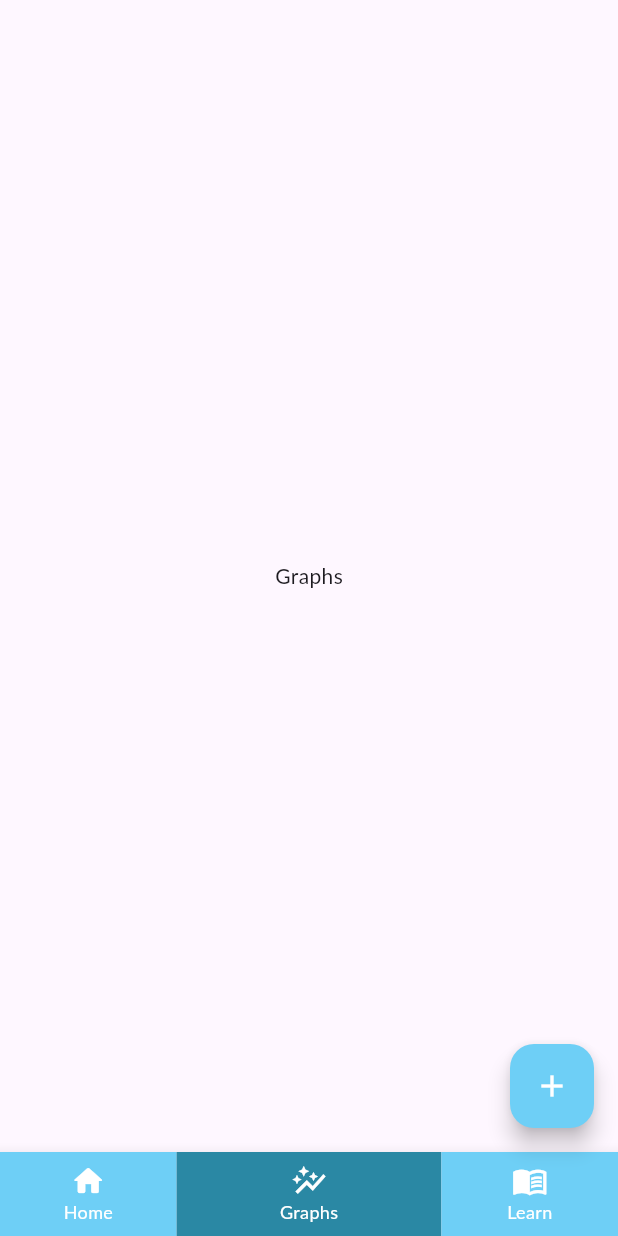
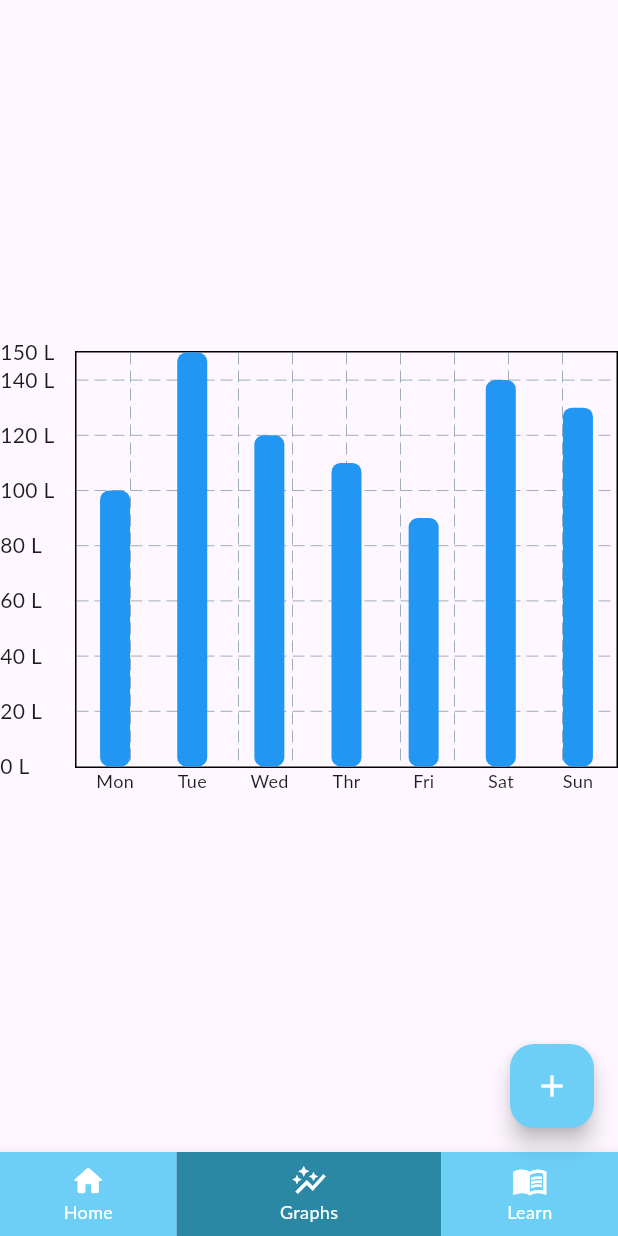
Before and after one commit to Maxaplays/agua_project, a Flutter app: the screen it shows after launch, item 2 of the bottom bar chosen, on a phone screen of 412 x 824 dp. Run offline on Flutter 3.47's test engine with Material 3 defaults, Android fonts, the light colour scheme and no system bars; drawn by our look-alikes of fl_chart; our stand-ins replace rxdart, shared_preferences; missing offline and left inert: flutter_iconpicker; Roboto replaces fonts that are missing (Lato).

Commit message:
first chart added

```diff
--- /dev/null
+++ b/lib/pages/graph/graph_page.dart
@@ -0,0 +1,84 @@
+import 'package:flutter/material.dart';
+import 'package:fl_chart/fl_chart.dart';
+
+class Graph extends StatefulWidget {
+  const Graph({super.key});
+  @override
+  State<Graph> createState() => _GraphState();
+}
+
+class _GraphState extends State<Graph> {
+  final List<double> weeklyData = [100, 150, 120, 110, 90, 140, 130];
+  final List<String> weeklyDataDays = [
+    "Monday",
+    "Tuesday",
+    "Wednesday",
+    "Thrusday",
+    "Friday",
+    "Saturday",
+    "Sunday",
+  ];
+
+  @override
+  Widget build(BuildContext context) {
+    return Scaffold(
+      body: Center(
+        child: SizedBox(
+          height: 300,
+          child: BarChart(
+            BarChartData(
+              alignment: BarChartAlignment.spaceAround,
+              maxY: weeklyData.reduce(
+                (first, second) => first > second ? first : second,
+              ),
+              barTouchData: BarTouchData(enabled: true),
+
+              titlesData: FlTitlesData(
+                bottomTitles: AxisTitles(
+                  sideTitles: SideTitles(
+                    showTitles: true,
+                    getTitlesWidget: (value, meta) {
+                      final index = value.toInt();
+                      return Text(
+                        weeklyDataDays[index].substring(0, 3),
+                        style: TextStyle(fontSize: 12),
+                      );
+                    },
+                  ),
+                ),
+                leftTitles: AxisTitles(
+                  sideTitles: SideTitles(
+                    reservedSize: 50,
+                    showTitles: true,
+                    getTitlesWidget: (value, meta) =>
+                        Text("${value.toInt()} L"),
+                  ),
+                ),
+                rightTitles: AxisTitles(
+                  sideTitles: SideTitles(showTitles: false),
+                ),
+                topTitles: AxisTitles(
+                  sideTitles: SideTitles(showTitles: false),
+                ),
+              ),
+
+              barGroups: List.generate(weeklyData.length, (index) {
+                return BarChartGroupData(
+                  x: index,
+                  barRods: [
+                    BarChartRodData(
+                      toY: weeklyData[index],
+                      width: 20,
+                      borderRadius: BorderRadius.circular(6),
+                      color: Colors.blue,
+                    ),
+                  ],
+                );
+              }),
+            ),
+          ),
+        ),
+      ),
+    );
+  }
+}
--- a/lib/ui/ui_main.dart
+++ b/lib/ui/ui_main.dart
@@ -4,6 +4,8 @@ import 'package:agua_project/models/activity.dart';
 import 'package:agua_project/models/water_item.dart';
 import 'package:agua_project/pages/add_activity/add_activity.dart';
 import 'package:agua_project/pages/home/home_page.dart';
+import 'package:agua_project/pages/graph/graph_page.dart';
+
 import 'package:agua_project/services/activities_service.dart';
 import 'package:agua_project/services/water_items_service.dart';
 import 'package:agua_project/theme/colors.dart';
@@ -35,7 +37,7 @@ class _UIState extends State<UI> {
 
     _pages = [
       Home(serviceWaterItems: serviceWaterItems),
-      Center(child: Text("Graphs")),
+      Graph(),
       Center(child: Text("Learn")),
     ];
   }
```
Also changed, not shown: pubspec.yaml (+2 -69 lines), pubspec.lock.
